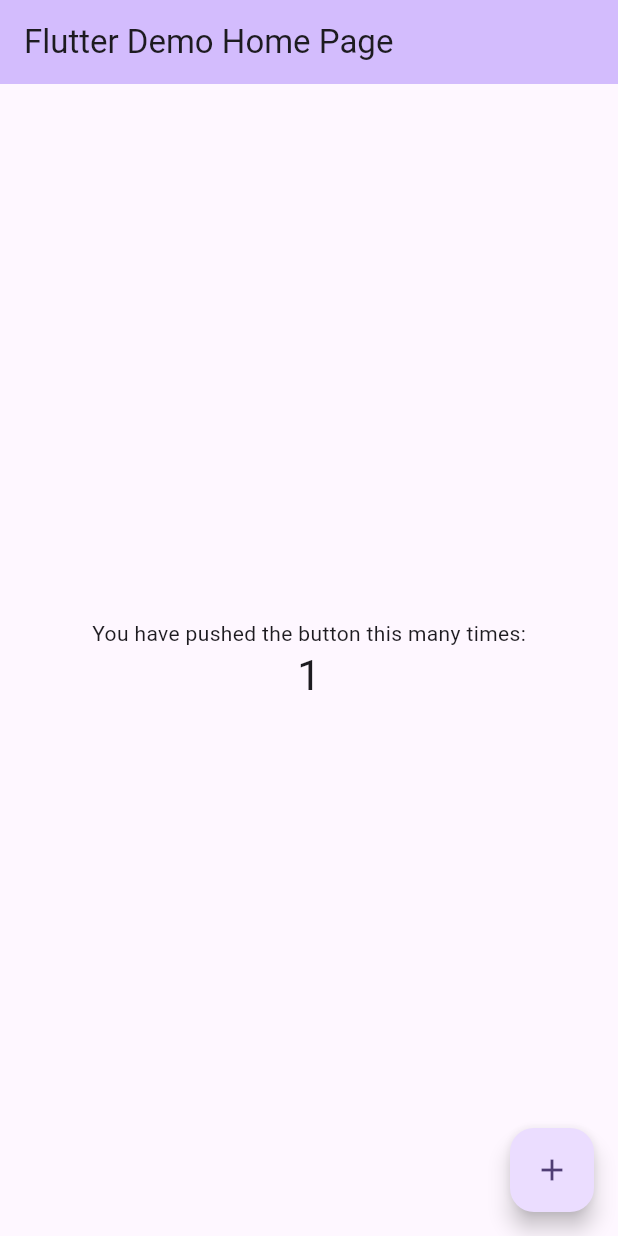
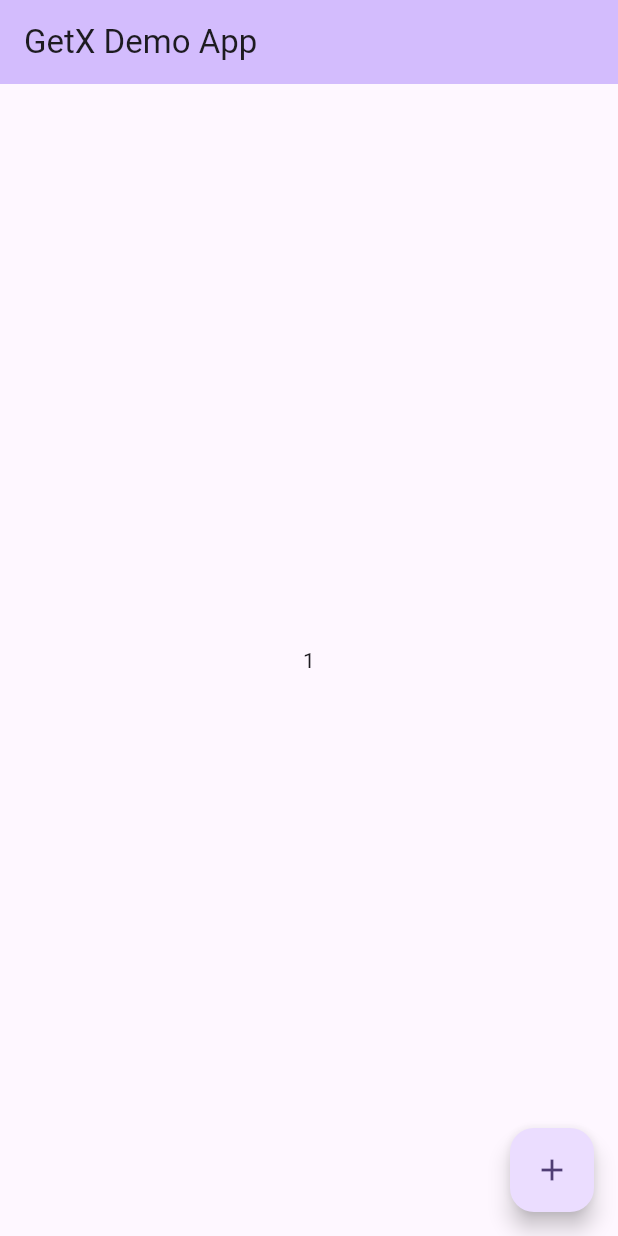
Before and after one commit to Thamzihmani/getx_demo, a Flutter app: the screen it shows after launch, after a tap on the "add" icon, on a phone screen of 412 x 824 dp. Run offline on Flutter 3.47's test engine with Material 2 defaults, Android fonts, the phone set to English and light mode, and no system bars; our stand-ins replace get.

Commit message:
Basic number increment done by get method

```diff
--- /dev/null
+++ b/lib/controller/increment_controller.dart
@@ -0,0 +1,14 @@
+import 'package:flutter/foundation.dart';
+import 'package:get/get.dart';
+
+class IncrementController extends GetxController{
+  int counterValue = 0;
+  int get value => counterValue;
+  void increment(){
+    counterValue++;
+    update();
+    if (kDebugMode) {
+      print("Value : $counterValue");
+    }
+  }
+}
--- a/lib/main.dart
+++ b/lib/main.dart
@@ -1,4 +1,5 @@
 import 'package:flutter/material.dart';
+import 'package:getx_demo/views/home_page.dart';
 
 void main() {
   runApp(const MyApp());
@@ -7,119 +8,15 @@ void main() {
 class MyApp extends StatelessWidget {
   const MyApp({super.key});
 
-  // This widget is the root of your application.
   @override
   Widget build(BuildContext context) {
     return MaterialApp(
-      title: 'Flutter Demo',
+      title: 'GetX App',
       theme: ThemeData(
-        // This is the theme of your application.
-        //
-        // TRY THIS: Try running your application with "flutter run". You'll see
-        // the application has a blue toolbar. Then, without quitting the app,
-        // try changing the seedColor in the colorScheme below to Colors.green
-        // and then invoke "hot reload" (save your changes or press the "hot
-        // reload" button in a Flutter-supported IDE, or press "r" if you used
-        // the command line to start the app).
-        //
-        // Notice that the counter didn't reset back to zero; the application
-        // state is not lost during the reload. To reset the state, use hot
-        // restart instead.
-        //
-        // This works for code too, not just values: Most code changes can be
-        // tested with just a hot reload.
         colorScheme: ColorScheme.fromSeed(seedColor: Colors.deepPurple),
         useMaterial3: true,
       ),
-      home: const MyHomePage(title: 'Flutter Demo Home Page'),
+      home: const MyHomePage(title: 'GetX Demo App'),
     );
   }
 }
-
-class MyHomePage extends StatefulWidget {
-  const MyHomePage({super.key, required this.title});
-
-  // This widget is the home page of your application. It is stateful, meaning
-  // that it has a State object (defined below) that contains fields that affect
-  // how it looks.
-
-  // This class is the configuration for the state. It holds the values (in this
-  // case the title) provided by the parent (in this case the App widget) and
-  // used by the build method of the State. Fields in a Widget subclass are
-  // always marked "final".
-
-  final String title;
-
-  @override
-  State<MyHomePage> createState() => _MyHomePageState();
-}
-
-class _MyHomePageState extends State<MyHomePage> {
-  int _counter = 0;
-
-  void _incrementCounter() {
-    setState(() {
-      // This call to setState tells the Flutter framework that something has
-      // changed in this State, which causes it to rerun the build method below
-      // so that the display can reflect the updated values. If we changed
-      // _counter without calling setState(), then the build method would not be
-      // called again, and so nothing would appear to happen.
-      _counter++;
-    });
-  }
-
-  @override
-  Widget build(BuildContext context) {
-    // This method is rerun every time setState is called, for instance as done
-    // by the _incrementCounter method above.
-    //
-    // The Flutter framework has been optimized to make rerunning build methods
-    // fast, so that you can just rebuild anything that needs updating rather
-    // than having to individually change instances of widgets.
-    return Scaffold(
-      appBar: AppBar(
-        // TRY THIS: Try changing the color here to a specific color (to
-        // Colors.amber, perhaps?) and trigger a hot reload to see the AppBar
-        // change color while the other colors stay the same.
-        backgroundColor: Theme.of(context).colorScheme.inversePrimary,
-        // Here we take the value from the MyHomePage object that was created by
-        // the App.build method, and use it to set our appbar title.
-        title: Text(widget.title),
-      ),
-      body: Center(
-        // Center is a layout widget. It takes a single child and positions it
-        // in the middle of the parent.
-        child: Column(
-          // Column is also a layout widget. It takes a list of children and
-          // arranges them vertically. By default, it sizes itself to fit its
-          // children horizontally, and tries to be as tall as its parent.
-          //
-          // Column has various properties to control how it sizes itself and
-          // how it positions its children. Here we use mainAxisAlignment to
-          // center the children vertically; the main axis here is the vertical
-          // axis because Columns are vertical (the cross axis would be
-          // horizontal).
-          //
-          // TRY THIS: Invoke "debug painting" (choose the "Toggle Debug Paint"
-          // action in the IDE, or press "p" in the console), to see the
-          // wireframe for each widget.
-          mainAxisAlignment: MainAxisAlignment.center,
-          children: <Widget>[
-            const Text(
-              'You have pushed the button this many times:',
-            ),
-            Text(
-              '$_counter',
-              style: Theme.of(context).textTheme.headlineMedium,
-            ),
-          ],
-        ),
-      ),
-      floatingActionButton: FloatingActionButton(
-        onPressed: _incrementCounter,
-        tooltip: 'Increment',
-        child: const Icon(Icons.add),
-      ), // This trailing comma makes auto-formatting nicer for build methods.
-    );
-  }
-}
--- /dev/null
+++ b/lib/views/home_page.dart
@@ -0,0 +1,32 @@
+import 'package:flutter/material.dart';
+import 'package:get/get.dart';
+
+import '../controller/increment_controller.dart';
+
+class MyHomePage extends StatefulWidget {
+  const MyHomePage({super.key, required this.title});
+  final String title;
+
+  @override
+  State<MyHomePage> createState() => _MyHomePageState();
+}
+class _MyHomePageState extends State<MyHomePage> {
+  IncrementController controller = Get.put(IncrementController());
+  @override
+  Widget build(BuildContext context) {
+    return Scaffold(
+      appBar: AppBar(
+        backgroundColor: Theme.of(context).colorScheme.inversePrimary,
+        title: Text(widget.title),
+      ),
+      body: GetBuilder<IncrementController>(builder: (controller) => Center(child: Text("${controller.value}"),)),
+      floatingActionButton: FloatingActionButton(
+        onPressed: () {
+          controller.increment();
+        },
+        tooltip: 'Increment',
+        child: const Icon(Icons.add),
+      ),
+    );
+  }
+}
--- a/pubspec.yaml
+++ b/pubspec.yaml
@@ -35,6 +35,7 @@ dependencies:
   # The following adds the Cupertino Icons font to your application.
   # Use with the CupertinoIcons class for iOS style icons.
   cupertino_icons: ^1.0.2
+  get: ^4.6.5
 
 dev_dependencies:
   flutter_test:
```
Also changed, not shown: pubspec.lock.
